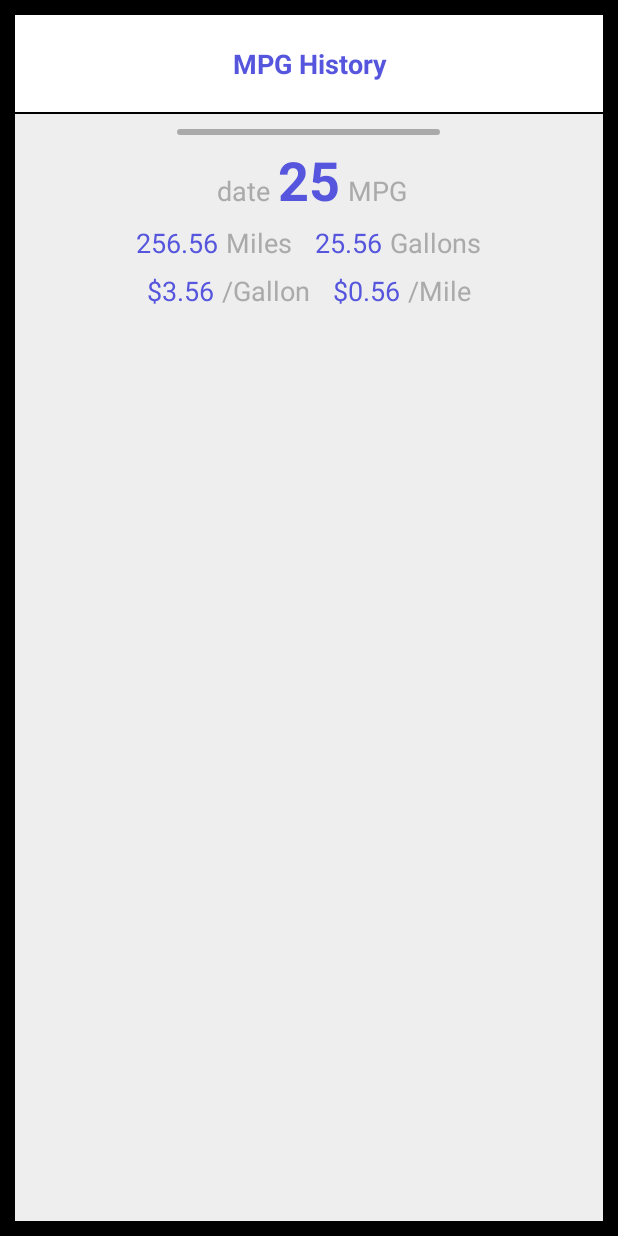
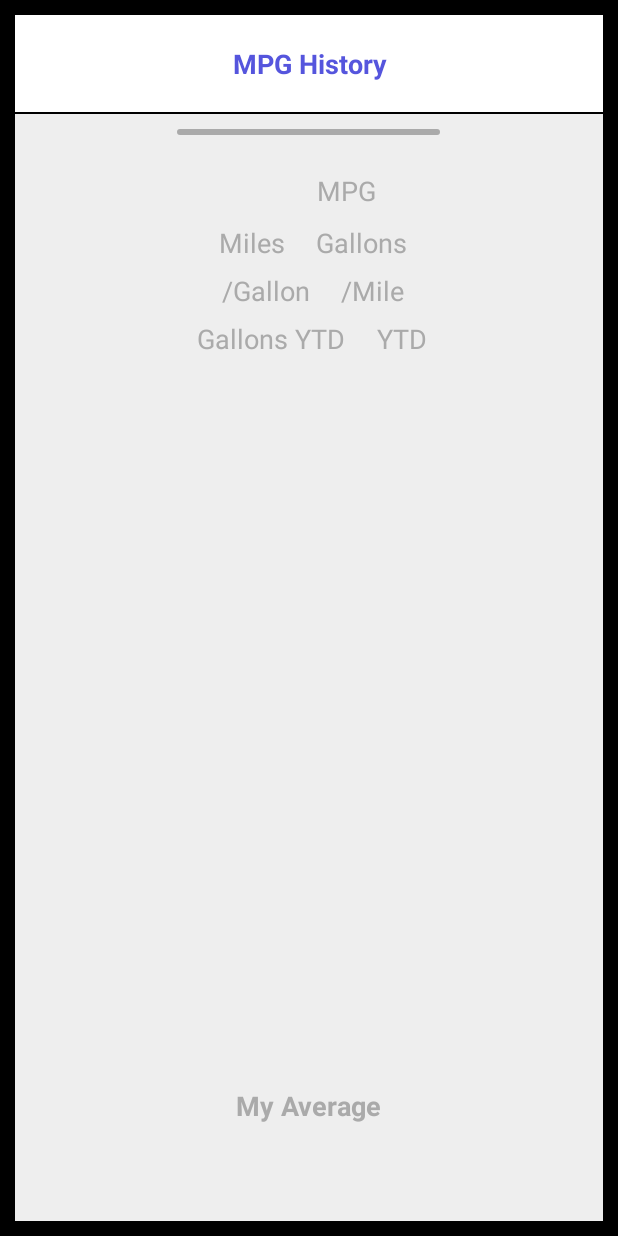
Before and after one commit to alphonzo79/MPG_Tracker, an Android app: the layout activity_reports.xml on its own in the app's theme, with its tools: preview values and no code run, on a phone screen of 412 x 824 dp. Run offline under Robolectric (Android 15) with nearby library versions, the phone set to English and light mode, and no system bars.

Commit message:
Reporting layout finished

```diff
--- a/MpgTracker_Android/src/main/res/layout/activity_reports.xml
+++ b/MpgTracker_Android/src/main/res/layout/activity_reports.xml
@@ -48,8 +48,7 @@
             android:layout_marginTop="5dp"
             android:textSize="36sp"
             android:textStyle="bold"
-            android:textColor="@color/btn_enabled"
-            android:text="25" />
+            android:textColor="@color/btn_enabled" />
 
         <TextView
             android:id="@+id/date"
@@ -60,8 +59,7 @@
             android:layout_alignBaseline="@id/last_mpg"
             android:textSize="18sp"
             android:textStyle="normal"
-            android:textColor="@color/dark_grey"
-            android:text="date" />
+            android:textColor="@color/dark_grey" />
 
         <TextView
             android:id="@+id/last_mpg_label"
@@ -90,8 +88,7 @@
                 android:layout_height="wrap_content"
                 android:textSize="18sp"
                 android:textStyle="normal"
-                android:textColor="@color/btn_enabled"
-                android:text="256.56" />
+                android:textColor="@color/btn_enabled" />
 
             <TextView
                 android:layout_width="wrap_content"
@@ -109,8 +106,7 @@
                 android:layout_marginLeft="15dp"
                 android:textSize="18sp"
                 android:textStyle="normal"
-                android:textColor="@color/btn_enabled"
-                android:text="25.56" />
+                android:textColor="@color/btn_enabled" />
 
             <TextView
                 android:layout_width="wrap_content"
@@ -138,8 +134,7 @@
                 android:layout_height="wrap_content"
                 android:textSize="18sp"
                 android:textStyle="normal"
-                android:textColor="@color/btn_enabled"
-                android:text="$3.56" />
+                android:textColor="@color/btn_enabled" />
 
             <TextView
                 android:layout_width="wrap_content"
@@ -157,8 +152,7 @@
                 android:layout_marginLeft="15dp"
                 android:textSize="18sp"
                 android:textStyle="normal"
-                android:textColor="@color/btn_enabled"
-                android:text="$0.56" />
+                android:textColor="@color/btn_enabled" />
 
             <TextView
                 android:layout_width="wrap_content"
@@ -178,12 +172,140 @@
             android:orientation="horizontal"
             android:layout_centerHorizontal="true"
             android:layout_below="@id/last_fillup_money"
-            android:layout_marginTop="5dp">
+            android:layout_marginTop="7dp">
 
+            <TextView
+                android:id="@+id/gallons_ytd"
+                android:layout_width="wrap_content"
+                android:layout_height="wrap_content"
+                android:textSize="18sp"
+                android:textStyle="normal"
+                android:textColor="@color/btn_enabled" />
+
+            <TextView
+                android:layout_width="wrap_content"
+                android:layout_height="wrap_content"
+                android:layout_marginLeft="5dp"
+                android:textSize="18sp"
+                android:textStyle="normal"
+                android:textColor="@color/dark_grey"
+                android:text="@string/gallons_ytd" />
+
+            <TextView
+                android:id="@+id/cost_ytd"
+                android:layout_width="wrap_content"
+                android:layout_height="wrap_content"
+                android:layout_marginLeft="15dp"
+                android:textSize="18sp"
+                android:textStyle="normal"
+                android:textColor="@color/btn_enabled" />
+
+            <TextView
+                android:layout_width="wrap_content"
+                android:layout_height="wrap_content"
+                android:layout_marginLeft="5dp"
+                android:textSize="18sp"
+                android:textStyle="normal"
+                android:textColor="@color/dark_grey"
+                android:text="@string/ytd" />
+
+        </LinearLayout>
+
+        <LinearLayout
+            android:id="@+id/bottom_layout"
+            android:layout_width="match_parent"
+            android:layout_height="wrap_content"
+            android:orientation="horizontal"
+            android:baselineAligned="false"
+            android:layout_alignParentBottom="true">
+
+            <LinearLayout
+                android:id="@+id/my_average_layout"
+                android:layout_width="0dp"
+                android:layout_height="wrap_content"
+                android:layout_weight="50"
+                android:orientation="vertical"
+                android:gravity="center_horizontal">
+
+                <TextView
+                    android:layout_width="wrap_content"
+                    android:layout_height="wrap_content"
+                    android:textSize="18sp"
+                    android:textStyle="bold"
+                    android:textColor="@color/dark_grey"
+                    android:text="@string/my_average" />
+
+                <TextView
+                    android:id="@+id/my_average"
+                    android:layout_width="wrap_content"
+                    android:layout_height="wrap_content"
+                    android:layout_marginTop="5dp"
+                    android:textSize="18sp"
+                    android:textStyle="normal"
+                    android:textColor="@color/btn_enabled" />
+
+                <TextView
+                    android:id="@+id/my_record_count"
+                    android:layout_width="wrap_content"
+                    android:layout_height="wrap_content"
+                    android:layout_marginTop="5dp"
+                    android:textSize="14sp"
+                    android:textStyle="normal"
+                    android:textColor="@color/dark_grey" />
+
+            </LinearLayout>
+
+            <LinearLayout
+                android:id="@+id/community_average_layout"
+                android:layout_width="0dp"
+                android:layout_height="wrap_content"
+                android:layout_weight="50"
+                android:orientation="vertical"
+                android:gravity="center_horizontal"
+                android:visibility="gone">
+
+                <TextView
+                    android:layout_width="wrap_content"
+                    android:layout_height="wrap_content"
+                    android:textSize="18sp"
+                    android:textStyle="bold"
+                    android:textColor="@color/dark_grey"
+                    android:text="@string/community_average" />
+
+                <TextView
+                    android:id="@+id/community_average"
+                    android:layout_width="wrap_content"
+                    android:layout_height="wrap_content"
+                    android:layout_marginTop="5dp"
+                    android:textSize="18sp"
+                    android:textStyle="normal"
+                    android:textColor="@color/btn_enabled" />
+
+                <TextView
+                    android:id="@+id/community_record_count"
+                    android:layout_width="wrap_content"
+                    android:layout_height="wrap_content"
+                    android:layout_marginTop="5dp"
+                    android:textSize="14sp"
+                    android:textStyle="normal"
+                    android:textColor="@color/dark_grey" />
+
+            </LinearLayout>
 
 
         </LinearLayout>
 
+        <com.androidmpgtracker.view.MpgHistoryGraph
+            android:id="@+id/history_graph"
+            android:layout_width="fill_parent"
+            android:layout_height="fill_parent"
+            android:layout_below="@id/ytd_stats"
+            android:layout_above="@id/bottom_layout"
+            android:paddingLeft="7dp"
+            android:paddingRight="7dp"
+            android:layout_marginTop="10dp"
+            android:layout_marginBottom="10dp" />
+
     </RelativeLayout>
 
 </RelativeLayout>
--- a/MpgTracker_Android/src/main/res/values/strings.xml
+++ b/MpgTracker_Android/src/main/res/values/strings.xml
@@ -56,6 +56,10 @@
 
     <string name="reports_header">MPG History</string>
     <string name="per_gallon">/Gallon</string>
+    <string name="gallons_ytd">Gallons YTD</string>
+    <string name="ytd">YTD</string>
+    <string name="my_average">My Average</string>
+    <string name="community_average">Community Average</string>
 
     <string name="about_text" formatted="false"><b>Android MPG Tracker</b> is a simple application that helps you keep track of your gas mileage over time and see your trend over time.\n\n<b>Step One:</b> \nUse the Settings Screen to set up your vehicle profiles. Touch My Vehicles, then Add A Vehicle. Use the dropdowns to select your car\'s year, make, model and trim. Set up as many vehicles as you plan to drive regularly.\n\n<b>Step Two:</b> \nTrack your mileage. If you\'re tracking your mileage we know you\'re already diligent about resetting your trip odometer and putting the mileage and fill-up through your phone\'s calculator. Just keep doing that but instead select Track a Fill-Up from the main screen, select your car from the dropdown and input the data.\n\n<b>Step Three:</b> \nSee how your last tank compares to previous tanks. Over time we will continue to collect data from other drivers of the same vehicle, and as that data builds up you will be able to compare your performance to the community as a whole.\n\n<i>(Data behind vehicle selection is provided by Edmunds)</i></string>
 
```
